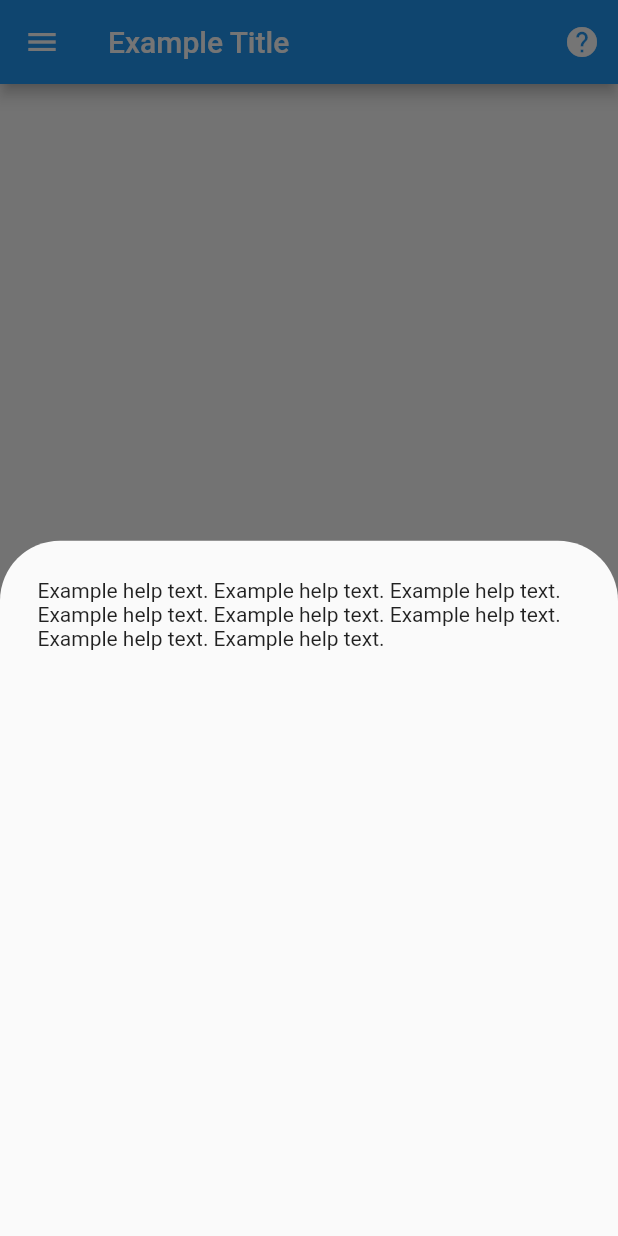
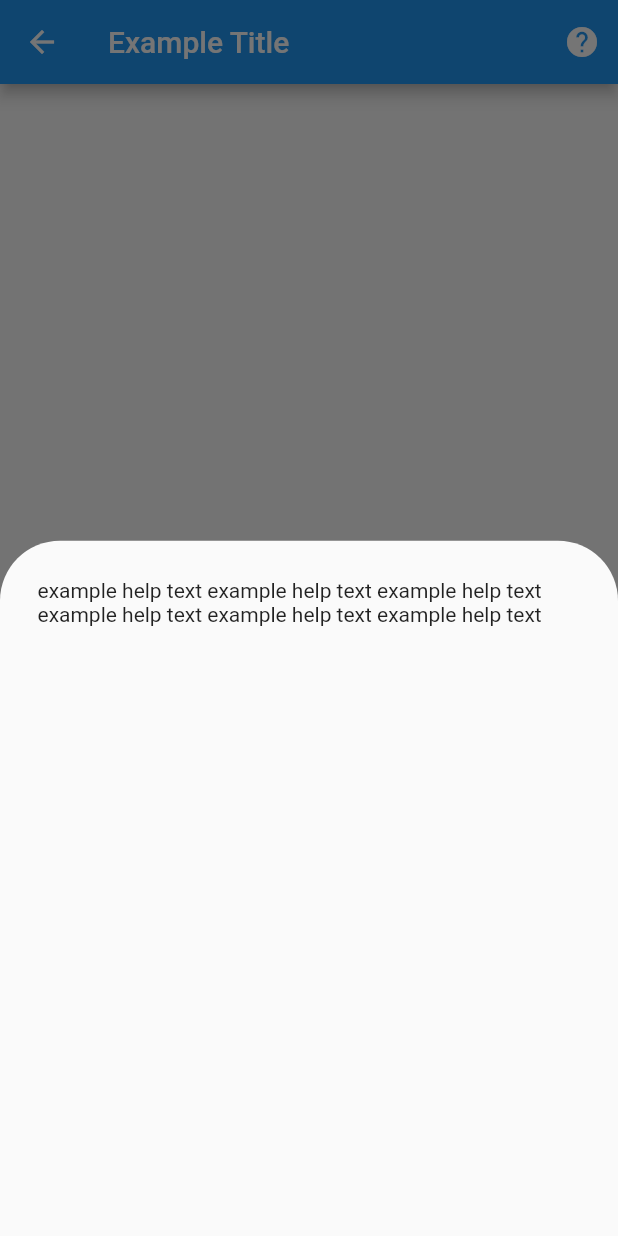
Before and after one commit to Shelter-Connect/phase1, a Flutter app: the StandardLayout screen opened directly, after a tap on the "help" icon, on a phone screen of 412 x 824 dp. Run offline on Flutter 3.47's test engine with Material 2 defaults, Android fonts, the light colour scheme and no system bars.

Commit message:
Finalize Standard layout functionality

```diff
--- a/lib/components/standard_layout.dart
+++ b/lib/components/standard_layout.dart
@@ -1,19 +1,12 @@
 import 'package:flutter/material.dart';
 
 class StandardLayout extends StatelessWidget { // TODO: UI changes
-  final String title, drawerHeaderText, helpText;
-  final bool menu, help;
+  final String title, helpText;
   final Widget body;
-  final List drawerOptions;
 
-  // TODO: add more parameters for other things
   StandardLayout({
     @required this.title,
     this.body,
-    this.menu = true,
-    this.drawerHeaderText = '',
-    this.drawerOptions, // TODO: change format from list to something else
-    this.help = true,
     this.helpText = '',
   });
 
@@ -21,19 +14,6 @@ class StandardLayout extends StatelessWidget { // TODO: UI changes
   Widget build(BuildContext context) {
     return Scaffold(
       appBar: AppBar(
-        leading: Visibility(
-          child: Builder(
-            builder: (context) => IconButton(
-              icon: Icon(Icons.menu),
-              color: Colors.white,
-              onPressed: () {
-                Scaffold.of(context).openDrawer();
-              },
-            ),
-          ),
-          maintainSize: false,
-          visible: menu,
-        ),
         title: Text(title),
         actions: <Widget>[
           Visibility(
@@ -44,25 +24,11 @@ class StandardLayout extends StatelessWidget { // TODO: UI changes
                 _helpModalBottomSheet(context);
               },
             ),
-            visible: help,
+            visible: this.helpText != '',
           ),
         ],
       ),
       body: body,
-      drawer: Drawer(
-        child: ListView(
-          padding: EdgeInsets.zero,
-          children: <Widget>[
-            DrawerHeader(
-              child: Text(drawerHeaderText),
-            ),
-            for (var option in drawerOptions) ListTile(
-              title: Text(option[0]),
-              onTap: () {Navigator.pushNamed(context, option[2]);}
-            ),
-          ],
-        ),
-      ),
     );
   }
 
--- a/lib/pages/example.dart
+++ b/lib/pages/example.dart
@@ -12,12 +12,7 @@ class _ExamplePageState extends State<ExamplePage> {
   Widget build(BuildContext context) {
     return StandardLayout(
       title: 'Example Title',
-      menu: true,
-      help: true,
-      drawerHeaderText: 'Example Drawer Header',
-      helpText:
-      'Example help text. Example help text. Example help text. Example help text. Example help text. Example help text. Example help text. Example help text. ',
-      drawerOptions: [['Example 1', '/example']],
-    );
+      helpText: 'example help text example help text example help text example help text example help text example help text ',
+      body: Column(),);
   }
 }
```
